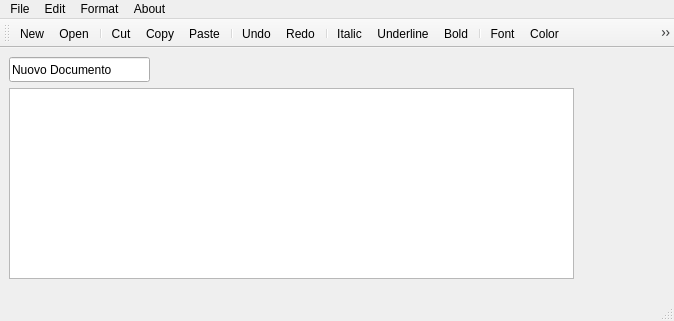
The window that client/mainwindow.ui (SimoneDutto/CollaborativeEditor) describes before a commit, drawn with Qt 5.
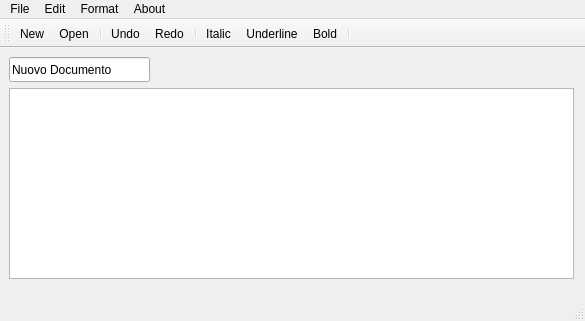
The same window after the commit. Icons and pictures are not drawn.

Patch:
```diff
--- a/client/mainwindow.ui
+++ b/client/mainwindow.ui
@@ -6,7 +6,7 @@
    <rect>
     <x>0</x>
     <y>0</y>
-    <width>674</width>
+    <width>585</width>
     <height>321</height>
    </rect>
   </property>
@@ -45,7 +45,7 @@
     <rect>
      <x>0</x>
      <y>0</y>
-     <width>674</width>
+     <width>585</width>
      <height>22</height>
     </rect>
    </property>
@@ -101,10 +101,6 @@
    <addaction name="actionNew"/>
    <addaction name="actionOpen"/>
    <addaction name="separator"/>
-   <addaction name="actionCut"/>
-   <addaction name="actionCopy"/>
-   <addaction name="actionPaste"/>
-   <addaction name="separator"/>
    <addaction name="actionUndo"/>
    <addaction name="actionRedo"/>
    <addaction name="separator"/>
@@ -112,9 +108,6 @@
    <addaction name="actionUnderlined"/>
    <addaction name="actionBold"/>
    <addaction name="separator"/>
-   <addaction name="actionFont"/>
-   <addaction name="actionColor"/>
-   <addaction name="actionBackgorund_Color"/>
   </widget>
   <widget class="QStatusBar" name="statusBar"/>
   <action name="actionNew">
```
